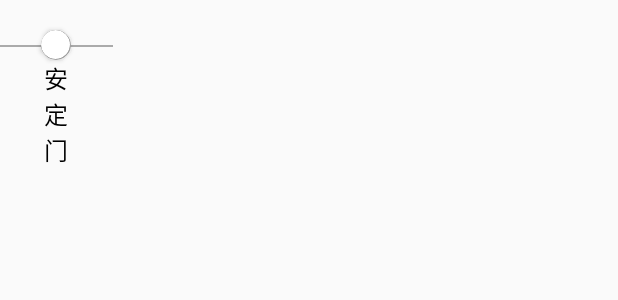
After one commit to Astra1427/SmartCity, an Android app: the layout item_metro_station_point.xml on its own in the app's theme, with its tools: preview values and no code run, on a phone screen of 412 x 824 dp. The commit adds this screen. Shown: the top 300 px of the screen. Run offline under Robolectric (Android 15) with nearby library versions, the phone set to English and light mode, and no system bars.

Commit message:
新增地铁主页和线路详细信息

```diff
--- /dev/null
+++ b/app/src/main/res/layout/item_metro_station_point.xml
@@ -0,0 +1,43 @@
+<?xml version="1.0" encoding="utf-8"?>
+<RelativeLayout xmlns:android="http://schemas.android.com/apk/res/android"
+    android:layout_width="75dp"
+    android:layout_height="match_parent"
+    xmlns:app="http://schemas.android.com/apk/res-auto">
+
+    <androidx.cardview.widget.CardView
+        android:layout_width="20dp"
+        android:layout_height="20dp"
+        app:cardCornerRadius="20dp"
+        app:cardBackgroundColor="@android:color/darker_gray"
+        android:layout_centerHorizontal="true"
+        android:layout_marginTop="20dp"
+        android:id="@+id/cardPoint"
+        >
+        <androidx.cardview.widget.CardView
+            android:layout_width="19dp"
+            android:layout_height="19dp"
+            app:cardCornerRadius="19dp"
+            app:cardBackgroundColor="@android:color/white"
+            android:id="@+id/cardActive"
+            />
+    </androidx.cardview.widget.CardView>
+    <View
+        android:layout_width="match_parent"
+        android:layout_height="1dp"
+        android:background="@android:color/darker_gray"
+        android:layout_alignTop="@id/cardPoint"
+        android:layout_marginTop="10dp"
+        />
+    <TextView
+        android:layout_width="20dp"
+        android:layout_height="wrap_content"
+        android:text="安定门"
+        android:textColor="@color/black"
+        android:layout_centerHorizontal="true"
+        android:bottom="@id/cardPoint"
+        android:layout_marginTop="40dp"
+        android:textSize="16sp"
+        android:gravity="center"
+        android:id="@+id/text1"
+        />
+</RelativeLayout>
```
Also changed, not shown: app/src/main/AndroidManifest.xml (+24 -17 lines), app/src/main/java/com/example/smartcity/models/GetMetroLineIdModel.java (added, +72 -0 lines), app/src/main/java/com/example/smartcity/models/GetMetroLineModel.java (added, +48 -0 lines), app/src/main/java/com/example/smartcity/ui/activities/metro/MetroLineDetailActivity.kt (added, +91 -0 lines), app/src/main/java/com/example/smartcity/ui/activities/metro/MetroMainActivity.kt (+9 -0 lines), app/src/main/res/layout/activity_metro_line_detail.xml (added, +70 -0 lines).
